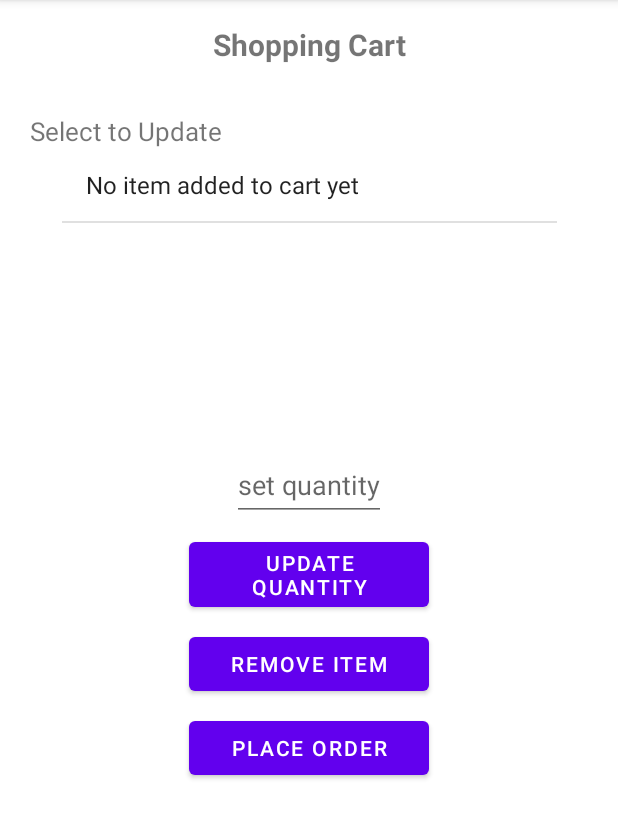
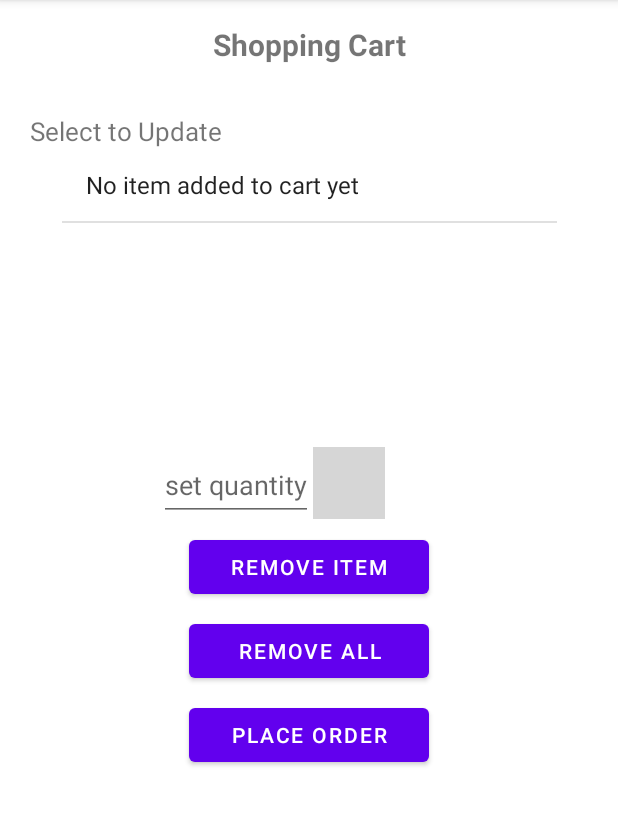
Before and after one commit to nmahanloo/Project2, an Android app: the CartActivity screen opened directly, with no data from a screen before it, on a phone screen of 412 x 824 dp, the part 84-923 px from its top. Run offline under Robolectric (Android 15) with nearby library versions, the light colour scheme and no system bars; our stand-ins replace Room's generated code; 1 statement that could not run was skipped; grey boxes are pictures that could not be loaded.

Commit message:
Add a feature to remove all items to CartActivity. Enhanced UI, add an image button to CartActivity to update item quantity.

```diff
--- a/app/src/main/java/com/example/project2/CartActivity.java
+++ b/app/src/main/java/com/example/project2/CartActivity.java
@@ -9,6 +9,7 @@ import android.view.View;
 import android.widget.ArrayAdapter;
 import android.widget.Button;
 import android.widget.EditText;
+import android.widget.ImageButton;
 import android.widget.ListView;
 import android.widget.TextView;
 import android.widget.Toast;
@@ -33,8 +34,9 @@ public class CartActivity extends AppCompatActivity {
     private ListView cart_listView;
     private TextView cart_totalPrice_textView;
     private EditText cart_quantity_editText;
-    private Button cart_updateQuantity_button;
+    private ImageButton cart_updateQuantity_button;
     private Button cart_removeItem_button;
+    private Button cart_removeAll_button;
     private Button cart_order_button;
     int userID;
     private List<Cart> cartList = new ArrayList<>();
@@ -55,12 +57,14 @@ public class CartActivity extends AppCompatActivity {
         cart_quantity_editText = cartActivityBinding.cartQuantityEdittext;
         cart_updateQuantity_button = cartActivityBinding.quantityUpdateButton;
         cart_removeItem_button = cartActivityBinding.removeFromCartButton;
+        cart_removeAll_button = cartActivityBinding.removeAllButton;
         cart_order_button = cartActivityBinding.orderButton;
         userID = getIntent().getExtras().getInt(USER_ID_KEY, -1);
         getDatabase();
         displayCartItems();
         itemQuantityUpdate();
         removeItem();
+        removeAllItems();
         completeOrder();
     }
     private void getDatabase() {
@@ -153,6 +157,24 @@ public class CartActivity extends AppCompatActivity {
             }
             else {
                 Toast.makeText(getBaseContext(), "No item selected yet", Toast.LENGTH_SHORT).show();
+            }
+        });
+    }
+    private void removeAllItems() {
+        cart_removeAll_button.setOnClickListener(new View.OnClickListener() {
+            @Override
+            public void onClick(View view) {
+                if (cartList.size() > 0) {
+                    selectedItem = null;
+                    for (Cart cart : cartList) {
+                        shoppingMasterDAO.deleteItem(cart);
+                    }
+                    Toast.makeText(getBaseContext(), "All items removed successfully", Toast.LENGTH_SHORT).show();
+                    rebootActivity();
+                }
+                else {
+                    Toast.makeText(getBaseContext(), "Shopping cart is empty", Toast.LENGTH_SHORT).show();
+                }
             }
         });
     }
--- a/app/src/main/res/layout/activity_cart.xml
+++ b/app/src/main/res/layout/activity_cart.xml
@@ -74,24 +74,26 @@
         android:layout_width="wrap_content"
         android:layout_height="48dp"
         android:layout_marginTop="8dp"
-        android:textAlignment="center"
+        android:layout_marginStart="106dp"
+        android:autofillHints=""
         android:hint="@string/set_quantity"
         android:inputType="number"
-        app:layout_constraintEnd_toEndOf="parent"
+        android:textAlignment="center"
         app:layout_constraintStart_toStartOf="parent"
+        app:layout_constraintTop_toBottomOf="@id/total_price_textview" />
+
+    <ImageButton
+        android:id="@+id/quantity_update_button"
+        android:layout_width="48dp"
+        android:layout_height="48dp"
+        android:layout_marginTop="5dp"
+        android:background="@color/white"
+        android:scaleType="fitCenter"
+        app:layout_constraintStart_toEndOf="@id/cart_quantity_edittext"
         app:layout_constraintTop_toBottomOf="@id/total_price_textview"
-        android:autofillHints="" />
-
-    <Button
-        android:id="@+id/quantity_update_button"
-        android:layout_width="160dp"
-        android:layout_height="wrap_content"
-        android:layout_marginTop="8dp"
-        android:text="@string/update_quantity"
-        android:textAlignment="center"
-        app:layout_constraintEnd_toEndOf="parent"
-        app:layout_constraintStart_toStartOf="parent"
-        app:layout_constraintTop_toBottomOf="@id/cart_quantity_edittext" />
+        app:layout_constraintBottom_toBottomOf="@id/cart_quantity_edittext"
+        app:srcCompat="@drawable/enter_alt"
+        android:contentDescription="@string/apply_quantity" />
 
     <Button
         android:id="@+id/remove_from_cart_button"
@@ -105,6 +107,17 @@
         app:layout_constraintTop_toBottomOf="@id/quantity_update_button" />
 
     <Button
+        android:id="@+id/remove_all_button"
+        android:layout_width="160dp"
+        android:layout_height="wrap_content"
+        android:layout_marginTop="8dp"
+        android:text="@string/remove_all"
+        android:textAlignment="center"
+        app:layout_constraintEnd_toEndOf="parent"
+        app:layout_constraintStart_toStartOf="parent"
+        app:layout_constraintTop_toBottomOf="@id/remove_from_cart_button" />
+
+    <Button
         android:id="@+id/order_button"
         android:layout_width="160dp"
         android:layout_height="wrap_content"
@@ -113,6 +126,6 @@
         android:textAlignment="center"
         app:layout_constraintEnd_toEndOf="parent"
         app:layout_constraintStart_toStartOf="parent"
-        app:layout_constraintTop_toBottomOf="@id/remove_from_cart_button" />
+        app:layout_constraintTop_toBottomOf="@id/remove_all_button" />
 
 </androidx.constraintlayout.widget.ConstraintLayout>
--- a/app/src/main/res/values/strings.xml
+++ b/app/src/main/res/values/strings.xml
@@ -58,4 +58,9 @@
     <string name="total_price">total price</string>
     <string name="admin_off_on">Admin OFF/ON</string>
     <string name="cancel_order">Cancel Order</string>
+    <string name="remove_all">Remove All</string>
+    <string name="clear">clear</string>
+    <string name="clear_search">Clear Search</string>
+    <string name="search">Search</string>
+    <string name="apply_quantity">Apply Quantity</string>
 </resources>
```
Also changed, not shown: app/src/main/res/layout/activity_shop.xml (+11 -7 lines).
